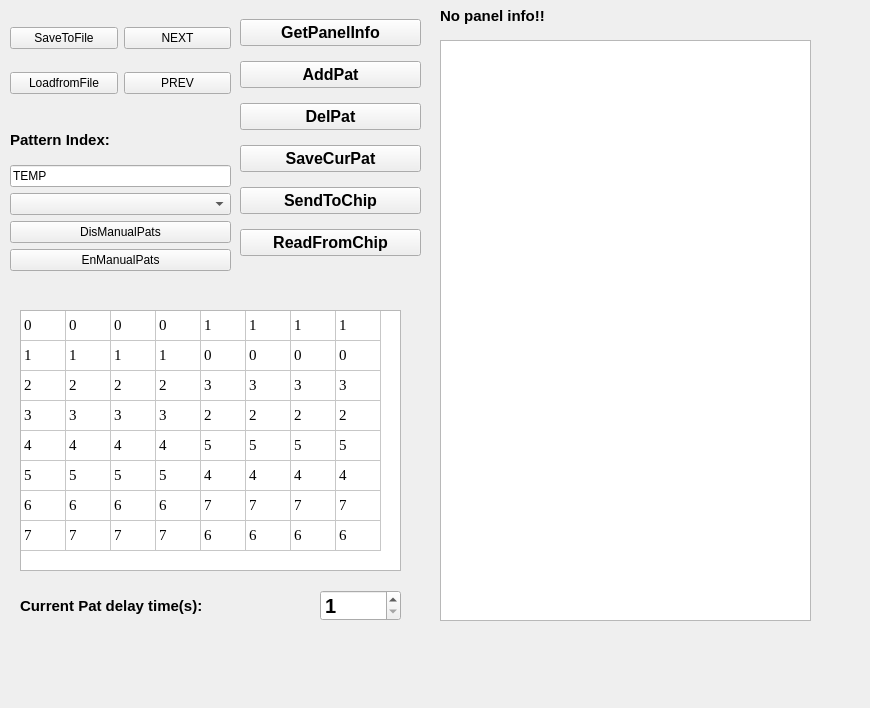
hooloong/gitpython, file twoFirst01/DimmingDebugger_Readback_SX7/TestPattern_res.ui: the form before one commit.
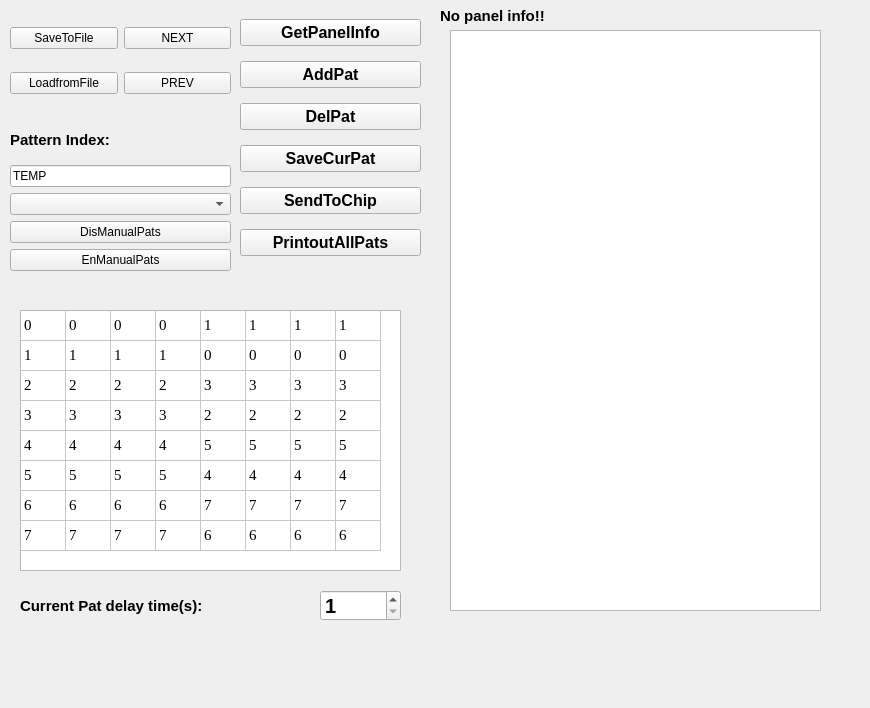
The form after the commit.

Commit message: add print out all pats.

Patch:
```diff
--- a/twoFirst01/DimmingDebugger_Readback_SX7/TestPattern_res.ui
+++ b/twoFirst01/DimmingDebugger_Readback_SX7/TestPattern_res.ui
@@ -16,8 +16,8 @@
   <widget class="QPlainTextEdit" name="plainTextEdi_pats">
    <property name="geometry">
     <rect>
-     <x>440</x>
-     <y>40</y>
+     <x>450</x>
+     <y>30</y>
      <width>371</width>
      <height>581</height>
     </rect>
@@ -569,7 +569,7 @@
        </font>
       </property>
       <property name="text">
-       <string>ReadFromChip</string>
+       <string>PrintoutAllPats</string>
       </property>
      </widget>
     </item>
```
Left out of the diff: 2 changed lines with no effect on the pictures. The commit also changes 2 other files.
